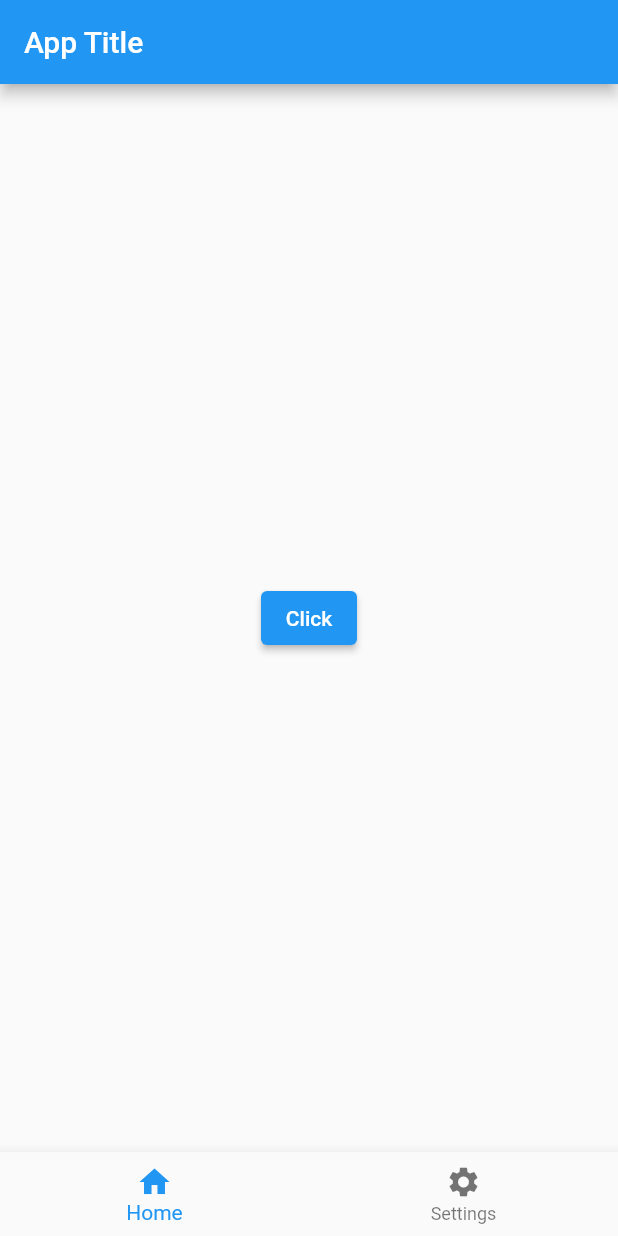
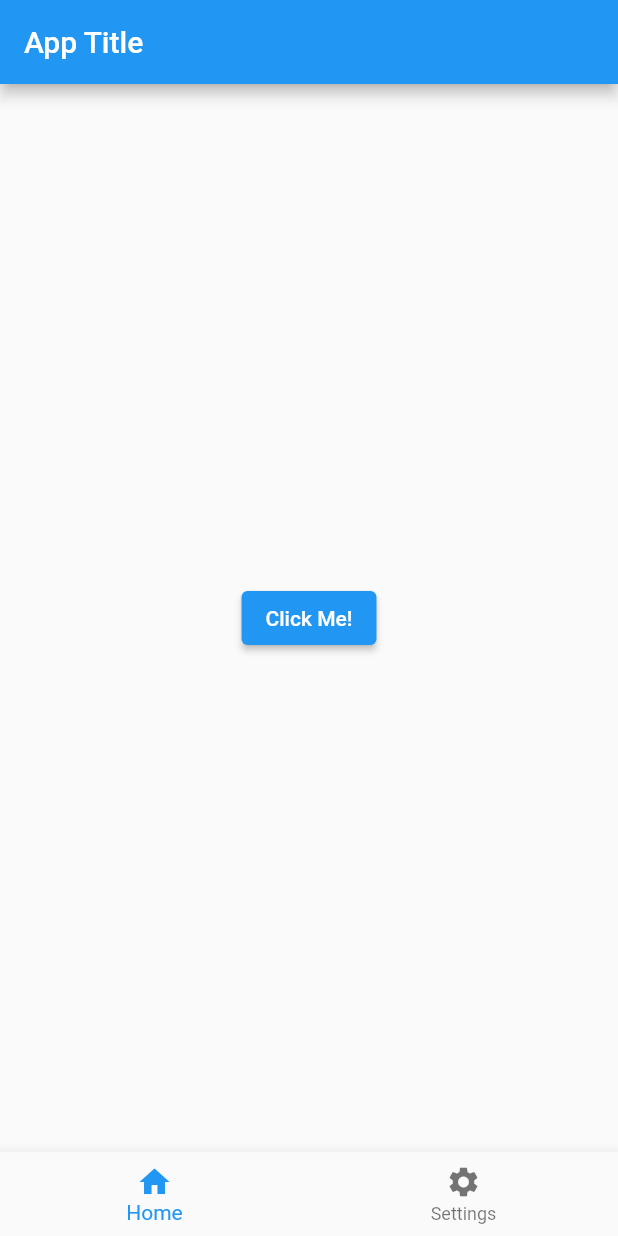
Before and after one commit to Ujj1225/Flutter_Basics, a Flutter app: the screen it shows after launch, on a phone screen of 412 x 824 dp. Run offline on Flutter 3.47's test engine with Material 2 defaults, Android fonts, the phone set to English and light mode, and no system bars.

Commit message:
Using stateful Widget and setState to make button functional

```diff
--- a/lib/main.dart
+++ b/lib/main.dart
@@ -5,14 +5,23 @@
 // use ctrl>shift>I for fomatting
 // Refractor(ctrl>shift>R) is used to wrap with a widget or remove a widget
 // Use const to remove blue's for stuffs that will be constant
+// Stateful Widget says that the state is going to change
+// setState is used to inform what the change is going to be!
 import 'package:flutter/material.dart';
 
 void main() {
   runApp(const MyApp());
 }
 
-class MyApp extends StatelessWidget {
+class MyApp extends StatefulWidget {
   const MyApp({super.key});
+
+  @override
+  State<MyApp> createState() => _MyAppState();
+}
+
+class _MyAppState extends State<MyApp> {
+  String buttonName = 'Click Me!';
 
   @override
   Widget build(BuildContext context) {
@@ -25,9 +34,13 @@ class MyApp extends StatelessWidget {
         body: Center(
           child: ElevatedButton(
             onPressed: () {
-              print('print something');
+              setState(
+                () {
+                  buttonName = 'Clicked';
+                },
+              );
             },
-            child: const Text('Click'),
+            child: Text(buttonName),
           ),
         ),
         bottomNavigationBar: BottomNavigationBar(
```
